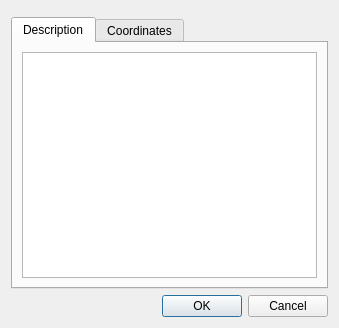
Old version of the form src/plugins/render/annotate/EditGroundOverlayDialog.ui in the repository KDE/marble.
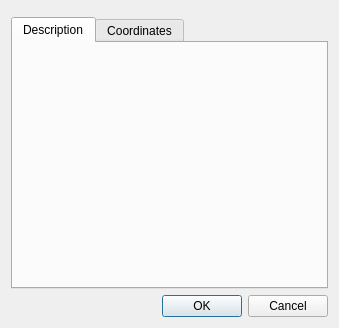
New version of the form. The open tabs and pages were chosen to show the change. Custom widgets are drawn as their Qt base class.

Commit message: Refactor code from EditPlacemarkDialog description to FormattedTextWidget. Replace EditPlacemarkDialog description editing. Implement FormattedTextWidget to EditPolygonDialog, EditPolylineDialog and EditGroundOverlayDialog.

Diff of the .ui file:
```diff
--- a/src/plugins/render/annotate/EditGroundOverlayDialog.ui
+++ b/src/plugins/render/annotate/EditGroundOverlayDialog.ui
@@ -26,11 +26,6 @@
       <attribute name="title">
        <string>Description</string>
       </attribute>
-      <layout class="QVBoxLayout" name="verticalLayout_4">
-       <item>
-        <widget class="QTextEdit" name="m_description"/>
-       </item>
-      </layout>
      </widget>
      <widget class="QWidget" name="tab_2">
       <attribute name="title">
```
The commit also changes 12 other files.
